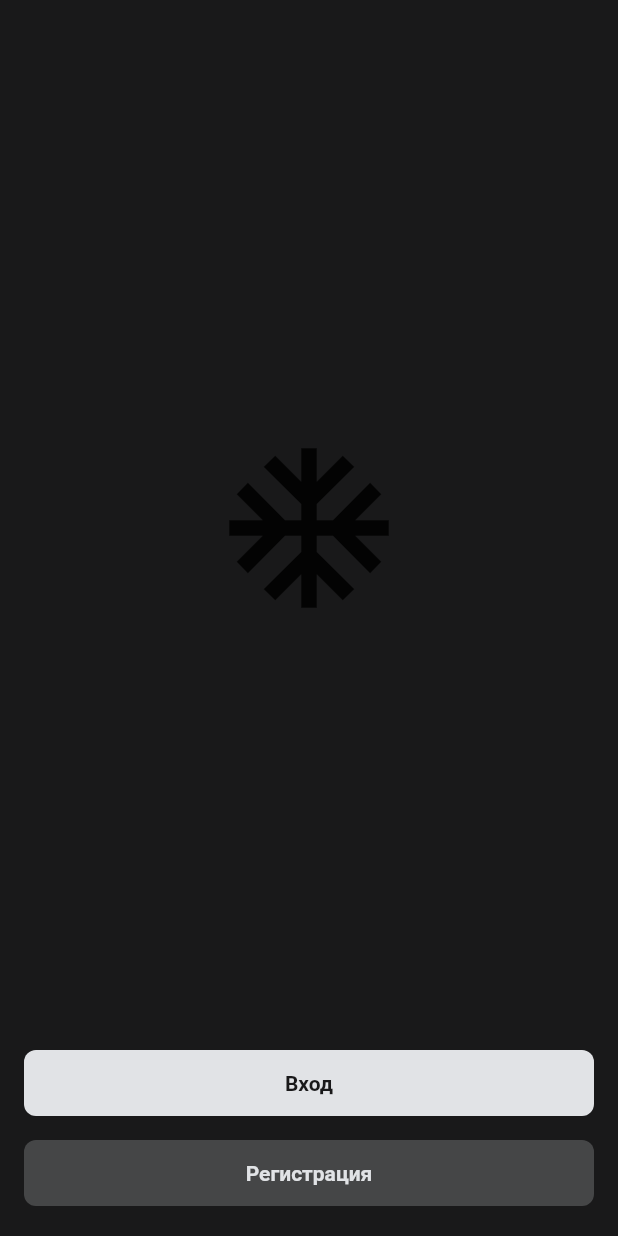
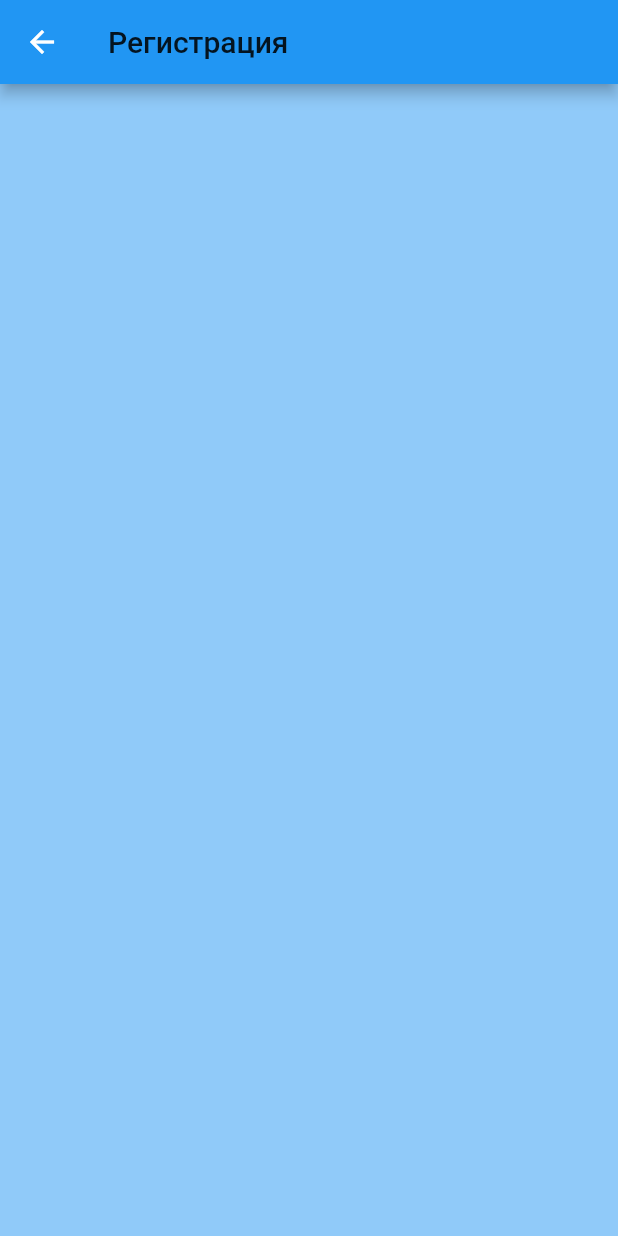
Before and after one commit to semgoSE/diary-school, a Flutter app: the screen it shows after launch, after a tap on "Регистрация", on a phone screen of 412 x 824 dp. Run offline on Flutter 3.47's test engine with Material 2 defaults, Android fonts, the phone set to English and light mode, and no system bars; our stand-ins replace flutter_redux, flutter_svg, hexcolor, redux, shared_preferences; statements that could not run were skipped.

Commit message:
add view sign_up_1

```diff
--- a/lib/main.dart
+++ b/lib/main.dart
@@ -1,5 +1,6 @@
 import 'package:diary_app/components/colors.dart';
 import 'package:diary_app/redux/redux.dart';
+import 'package:diary_app/views/authentication/sign_up/sign_up_1.dart';
 import 'package:diary_app/views/start_page.dart';
 import 'package:flutter/material.dart';
 import 'package:flutter_redux/flutter_redux.dart';
@@ -43,6 +44,9 @@ void main() async {
         '/login': (BuildContext context) {
           return Login();
         },
+        '/sign_up_1': (BuildContext context) {
+          return SignUp1();
+        },
         '/': (BuildContext context) {
           return Scaffold(
               body: StartPage(), backgroundColor: themeData.backgroundColor);
--- a/lib/views/authentication/login.dart
+++ b/lib/views/authentication/login.dart
@@ -40,7 +40,9 @@ class _LoginState extends State<Login> {
                   child: MyButton(child: "Войти", mode: "commerce"),
                   padding: EdgeInsets.symmetric(horizontal: 16, vertical: 16))
             ], mainAxisAlignment: MainAxisAlignment.center))),
-            Container(child: MyPlaceholder(child: "или"), height: 60),
+            Expanded(
+                child:
+                    Container(child: MyPlaceholder(child: "или"), height: 60)),
             Expanded(
                 child: Column(children: [
               Container(
--- /dev/null
+++ b/lib/views/authentication/sign_up/sign_up_1.dart
@@ -0,0 +1,20 @@
+import 'package:flutter/cupertino.dart';
+import 'package:flutter/material.dart';
+
+class SignUp1 extends StatefulWidget {
+  @override
+  State<StatefulWidget> createState() => SignUp1State();
+}
+
+class SignUp1State extends State<SignUp1> {
+  @override
+  Widget build(BuildContext context) {
+    return Scaffold(
+      resizeToAvoidBottomInset: false,
+      backgroundColor: Theme.of(context).backgroundColor,
+      appBar: AppBar(
+          title: Text("Регистрация"), textTheme: Theme.of(context).textTheme),
+      body: Column(),
+    );
+  }
+}
--- a/lib/views/start_page.dart
+++ b/lib/views/start_page.dart
@@ -32,6 +32,9 @@ class StartPage extends StatelessWidget {
               child: "Регистрация",
               mode: "secondary",
               disable: false,
+              click: () {
+                Navigator.pushNamed(context, "/sign_up_1");
+              },
             ),
           ),
         ],
```
